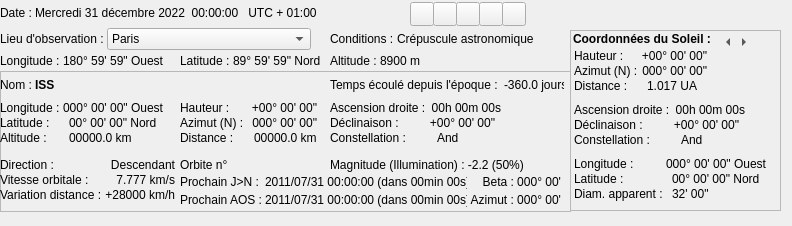
The window that src/interface/onglets/general/general.ui (mconsidine/previsat_archive) describes before a commit, drawn with Qt 5.
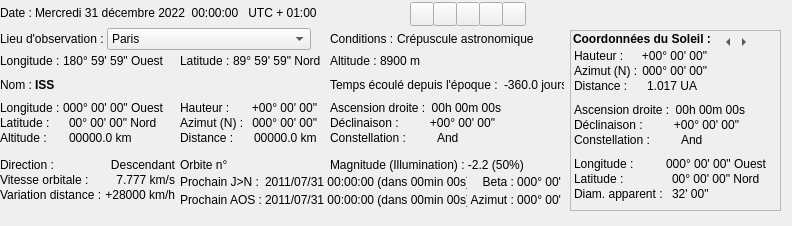
The same window after the commit. Icons and pictures are not drawn.

```diff
--- a/src/interface/onglets/general/general.ui
+++ b/src/interface/onglets/general/general.ui
@@ -25,6 +25,12 @@
   <property name="autoFillBackground">
    <bool>true</bool>
   </property>
+  <property name="frameShape">
+   <enum>QFrame::NoFrame</enum>
+  </property>
+  <property name="frameShadow">
+   <enum>QFrame::Plain</enum>
+  </property>
   <widget class="QStackedWidget" name="dateHeure">
    <property name="geometry">
     <rect>
@@ -1662,10 +1668,10 @@
     </rect>
    </property>
    <property name="frameShape">
-    <enum>QFrame::StyledPanel</enum>
+    <enum>QFrame::NoFrame</enum>
    </property>
    <property name="frameShadow">
-    <enum>QFrame::Raised</enum>
+    <enum>QFrame::Plain</enum>
    </property>
    <widget class="QWidget" name="formLayoutWidget_20">
     <property name="geometry">
```
Left out of the diff: 6 changed lines with no effect on the pictures.
